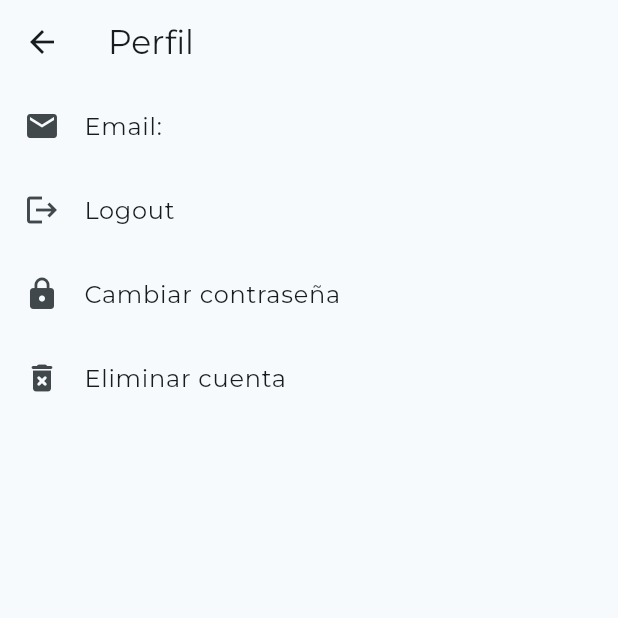
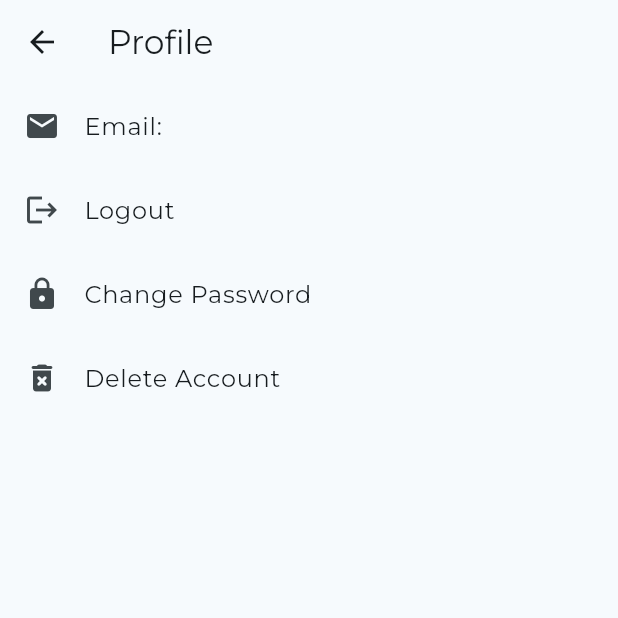
Before and after one commit to Eduardnol/payments, a Flutter app: the ProfilePage screen opened directly, on a phone screen of 412 x 824 dp, the top half of it. Run offline on Flutter 3.47's test engine with Material 3 defaults, Android fonts, the phone set to English and light mode, and no system bars; our stand-ins replace cloud_firestore, firebase_auth, firebase_core, google_fonts; missing offline and left inert: flutter_iconpicker; accounts and stored records are empty.

Commit message:
Added english support

```diff
--- a/lib/Pages/Profile/ProfilePage.dart
+++ b/lib/Pages/Profile/ProfilePage.dart
@@ -22,7 +22,7 @@ class _ProfilePageState extends State<ProfilePage> {
   Widget build(BuildContext context) {
     return Scaffold(
       appBar: AppBar(
-        title: Text('Perfil'),
+        title: Text('Profile'),
       ),
       body: ListView(
         children: <Widget>[
@@ -41,14 +41,14 @@ class _ProfilePageState extends State<ProfilePage> {
           ),
           ListTile(
             leading: Icon(Icons.lock),
-            title: Text('Cambiar contraseña'),
+            title: Text('Change Password'),
             onTap: () {
               _changePassword();
             },
           ),
           ListTile(
             leading: Icon(Icons.delete_forever_rounded),
-            title: Text('Eliminar cuenta'),
+            title: Text('Delete Account'),
             onTap: () async {
               _confirmDeleteAccount();
               Navigator.push(context,
@@ -68,7 +68,7 @@ class _ProfilePageState extends State<ProfilePage> {
       context: context,
       builder: (BuildContext context) {
         return AlertDialog(
-          title: Text('Cambiar contraseña',
+          title: Text('Change Password',
               style: Theme.of(context).textTheme.titleLarge!.copyWith(
                     fontWeight: FontWeight.bold,
                     color: Colors.white,
@@ -78,7 +78,7 @@ class _ProfilePageState extends State<ProfilePage> {
               TextField(
                   obscureText: true,
                   decoration: InputDecoration(
-                    labelText: 'Contraseña actual',
+                    labelText: 'Current Password',
                   ),
                   onChanged: (value) {
                     oldPassword = value;
@@ -90,7 +90,7 @@ class _ProfilePageState extends State<ProfilePage> {
               TextField(
                   obscureText: true,
                   decoration: InputDecoration(
-                    labelText: 'Nueva contraseña',
+                    labelText: 'New Password',
                   ),
                   onChanged: (value) {
                     newPassword = value;
@@ -103,13 +103,13 @@ class _ProfilePageState extends State<ProfilePage> {
           ),
           actions: <Widget>[
             TextButton(
-              child: Text('Cancelar'),
+              child: Text('Cancel'),
               onPressed: () {
                 Navigator.of(context).pop();
               },
             ),
             TextButton(
-              child: Text('Aceptar'),
+              child: Text('Accept'),
               onPressed: () async {
                 try {
                   // Crear una credencial
@@ -124,7 +124,7 @@ class _ProfilePageState extends State<ProfilePage> {
                   // Actualizar la contraseña
                   await user!.updatePassword(newPassword);
                   final snackBar = SnackBar(
-                    content: Text("Se ha cambiado la contraseña"),
+                    content: Text("Password has been changed"),
                   );
                   ScaffoldMessenger.of(context).showSnackBar(snackBar);
 
@@ -135,8 +135,7 @@ class _ProfilePageState extends State<ProfilePage> {
                   print(e);
                   // Mostrar un Snackbar
                   final snackBar = SnackBar(
-                    content: Text(
-                        "Error al actualizar la contraseña:" + e.toString()),
+                    content: Text("Error updating password: " + e.toString()),
                     backgroundColor: Colors.red,
                   );
                   ScaffoldMessenger.of(context).showSnackBar(snackBar);
@@ -154,18 +153,18 @@ class _ProfilePageState extends State<ProfilePage> {
       context: context,
       builder: (BuildContext context) {
         return AlertDialog(
-          title: Text('Confirmar eliminación de cuenta'),
+          title: Text('Confirm Account Deletion'),
           content: Text(
-              '¿Estás seguro de que quieres eliminar tu cuenta? Esta acción no se puede deshacer.'),
+              'Are you sure you want to delete your account? This action cannot be undone.'),
           actions: <Widget>[
             TextButton(
-              child: Text('Cancelar'),
+              child: Text('Cancel'),
               onPressed: () {
                 Navigator.of(context).pop();
               },
             ),
             TextButton(
-              child: Text('Eliminar'),
+              child: Text('Delete'),
               onPressed: () async {
                 try {
                   //Get the current user id
@@ -181,8 +180,7 @@ class _ProfilePageState extends State<ProfilePage> {
                 } catch (e) {
                   print(e);
                   final snackBar = SnackBar(
-                    content:
-                        Text("Error al eliminar la cuenta: " + e.toString()),
+                    content: Text("Error deleting account: " + e.toString()),
                     backgroundColor: Colors.red,
                   );
                   ScaffoldMessenger.of(context).showSnackBar(snackBar);
```
Also changed, not shown: 1 other file.
